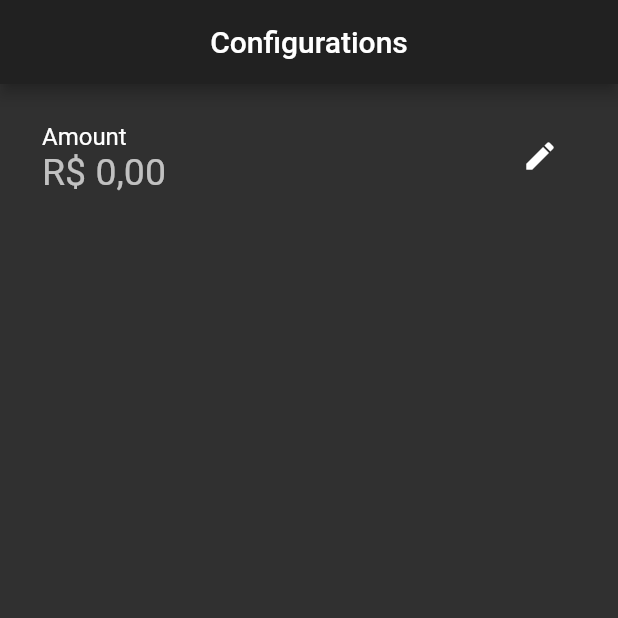
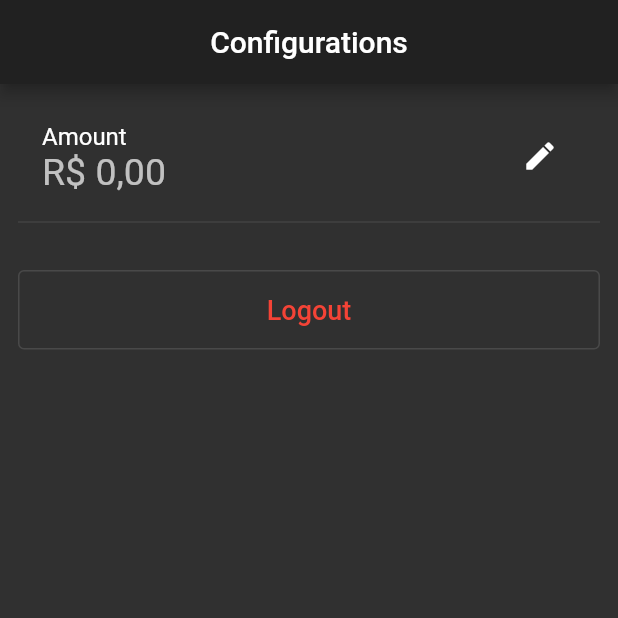
Before and after one commit to LuannMateus/crypto_coins, a Flutter app: the ConfigurationsScreen screen opened directly, on a phone screen of 412 x 824 dp, the top half of it. Run offline on Flutter 3.47's test engine with Material 2 defaults, Android fonts, the phone set to English and light mode, and no system bars; our stand-ins replace firebase_auth, firebase_core, fl_chart, hive_flutter, sqflite; accounts and stored records are empty; statements that could not run were skipped.

Commit message:
Add logout button

```diff
--- a/lib/pages/configurations_screen.dart
+++ b/lib/pages/configurations_screen.dart
@@ -1,5 +1,6 @@
 import 'package:crypto_coin/configs/app_settings.dart';
 import 'package:crypto_coin/repositories/account_repository.dart';
+import 'package:crypto_coin/services/auth_service.dart';
 import 'package:crypto_coin/utils/priceFormat.dart';
 import 'package:flutter/material.dart';
 import 'package:flutter/services.dart';
@@ -93,6 +94,28 @@ class _ConfigurationsScreenState extends State<ConfigurationsScreen> {
                 icon: Icon(Icons.edit),
               ),
             ),
+            Divider(),
+            Padding(
+              padding: const EdgeInsets.symmetric(vertical: 24),
+              child: OutlinedButton(
+                onPressed: () => context.read<AuthService>().logout(),
+                style: OutlinedButton.styleFrom(
+                  primary: Colors.red,
+                ),
+                child: Row(
+                  mainAxisAlignment: MainAxisAlignment.center,
+                  children: <Widget>[
+                    Padding(
+                      padding: const EdgeInsets.all(16),
+                      child: Text(
+                        'Logout',
+                        style: TextStyle(fontSize: 18),
+                      ),
+                    )
+                  ],
+                ),
+              ),
+            )
           ],
         ),
       ),
```
